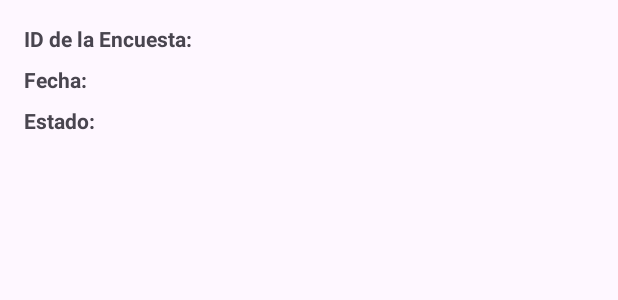
After one commit to nicole-alvarado/NutriTNT, an Android app: the layout activity_detalle_encuesta.xml on its own in the app's theme, with its tools: preview values and no code run, on a phone screen of 412 x 824 dp. The commit adds this screen. Shown: the top 300 px of the screen. Run offline under Robolectric (Android 15) with nearby library versions, the phone set to English and light mode, and no system bars.

Commit message:
se agregó detalle de la encuesta

```diff
--- a/app/src/main/AndroidManifest.xml
+++ b/app/src/main/AndroidManifest.xml
@@ -33,6 +33,7 @@
                 <category android:name="android.intent.category.LAUNCHER" />
             </intent-filter>
         </activity>
+        <activity android:name=".DetalleEncuestaActivity"/>
     </application>
 
 </manifest>
--- /dev/null
+++ b/app/src/main/res/layout/activity_detalle_encuesta.xml
@@ -0,0 +1,67 @@
+<?xml version="1.0" encoding="utf-8"?>
+<androidx.constraintlayout.widget.ConstraintLayout xmlns:android="http://schemas.android.com/apk/res/android"
+    xmlns:app="http://schemas.android.com/apk/res-auto"
+    xmlns:tools="http://schemas.android.com/tools"
+    android:id="@+id/main"
+    android:layout_width="match_parent"
+    android:layout_height="match_parent"
+    tools:context=".DetalleEncuestaActivity">
+
+    <TextView
+        android:id="@+id/idEncuestaTextView"
+        android:layout_width="wrap_content"
+        android:layout_height="wrap_content"
+        android:text="ID de la Encuesta:"
+        android:textStyle="bold"
+        app:layout_constraintStart_toStartOf="parent"
+        app:layout_constraintTop_toTopOf="parent"
+        android:layout_marginStart="16dp"
+        android:layout_marginTop="16dp"/>
+
+    <TextView
+        android:id="@+id/fechaTextView"
+        android:layout_width="wrap_content"
+        android:layout_height="wrap_content"
+        android:text="Fecha:"
+        android:textStyle="bold"
+        app:layout_constraintStart_toStartOf="parent"
+        app:layout_constraintTop_toBottomOf="@+id/idEncuestaTextView"
+        android:layout_marginStart="16dp"
+        android:layout_marginTop="8dp"/>
+
+    <TextView
+        android:id="@+id/estadoTextView"
+        android:layout_width="wrap_content"
+        android:layout_height="wrap_content"
+        android:text="Estado:"
+        android:textStyle="bold"
+        app:layout_constraintStart_toStartOf="parent"
+        app:layout_constraintTop_toBottomOf="@+id/fechaTextView"
+        android:layout_marginStart="16dp"
+        android:layout_marginTop="8dp"/>
+
+    <TextView
+        android:id="@+id/idEncuestaValorTextView"
+        android:layout_width="wrap_content"
+        android:layout_height="wrap_content"
+        app:layout_constraintBaseline_toBaselineOf="@+id/idEncuestaTextView"
+        app:layout_constraintStart_toEndOf="@+id/idEncuestaTextView"
+        android:layout_marginStart="8dp"/>
+
+    <TextView
+        android:id="@+id/fechaValorTextView"
+        android:layout_width="wrap_content"
+        android:layout_height="wrap_content"
+        app:layout_constraintBaseline_toBaselineOf="@+id/fechaTextView"
+        app:layout_constraintStart_toEndOf="@+id/fechaTextView"
+        android:layout_marginStart="8dp"/>
+
+    <TextView
+        android:id="@+id/estadoValorTextView"
+        android:layout_width="wrap_content"
+        android:layout_height="wrap_content"
+        app:layout_constraintBaseline_toBaselineOf="@+id/estadoTextView"
+        app:layout_constraintStart_toEndOf="@+id/estadoTextView"
+        android:layout_marginStart="8dp"/>
+
+</androidx.constraintlayout.widget.ConstraintLayout>
--- a/app/src/main/res/layout/activity_lista_elemento.xml
+++ b/app/src/main/res/layout/activity_lista_elemento.xml
@@ -28,8 +28,6 @@
                 android:orientation="horizontal"
                 android:padding="6dp"
                 >
-
-
                 <ImageView
                     android:id="@+id/iconImageView"
                     android:layout_width="70dp"
```
Also changed, not shown: app/src/main/java/com/example/nutritnt/DetalleEncuestaActivity.kt (added, +39 -0 lines), app/src/main/java/com/example/nutritnt/ListaAdapterActivity.kt (+23 -0 lines), app/src/main/java/com/example/nutritnt/ListadoEncuestasActivity.kt (+15 -1 lines).
